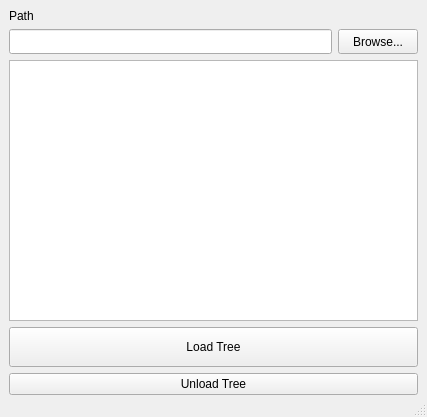
Before: the Qt Designer form Views/treeviewer.ui in mortalis13/List-Folders-Qt, drawn with Qt 5.
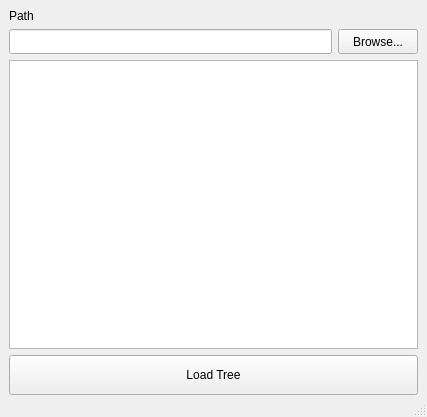
After: the same form once the commit is applied. Icons and pictures are not drawn.

```diff
--- a/Views/treeviewer.ui
+++ b/Views/treeviewer.ui
@@ -106,13 +106,6 @@
       </property>
      </widget>
     </item>
-    <item>
-     <widget class="QPushButton" name="bUnloadTree">
-      <property name="text">
-       <string>Unload Tree</string>
-      </property>
-     </widget>
-    </item>
    </layout>
   </widget>
   <widget class="QStatusBar" name="statusbar"/>
```
Left out of the diff: 8 changed lines with no effect on the pictures.
